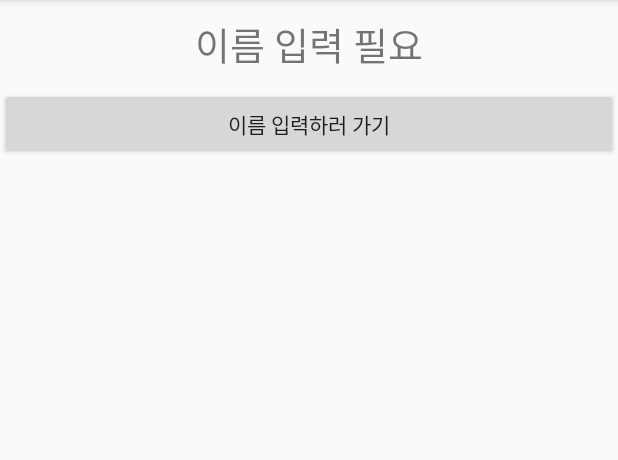
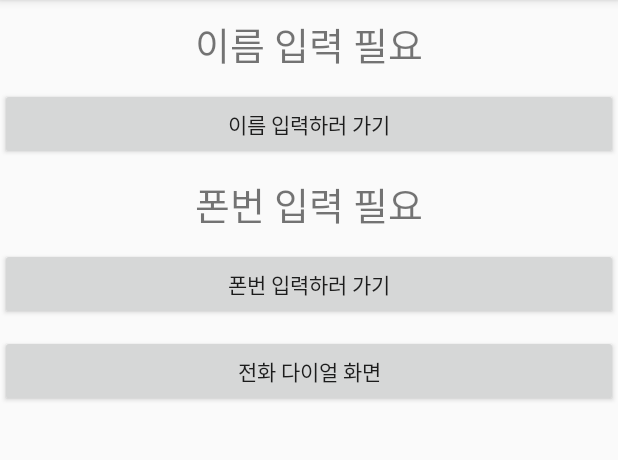
Before and after one commit to mikemskim/20191104_01_Intent, an Android app: the screen it shows after launch (MainActivity), on a phone screen of 412 x 824 dp, the part 84-544 px from its top. Run offline under Robolectric (Android 15) with nearby library versions, the phone set to English and light mode, and no system bars.

Commit message:
전화 다이얼 호출 예제

```diff
--- a/app/src/main/AndroidManifest.xml
+++ b/app/src/main/AndroidManifest.xml
@@ -9,7 +9,8 @@
         android:roundIcon="@mipmap/ic_launcher_round"
         android:supportsRtl="true"
         android:theme="@style/AppTheme">
-        <activity android:name=".EditUserInfoActivity"></activity>
+        <activity android:name=".EditPhoneActivity"></activity>
+        <activity android:name=".EditUserInfoActivity" />
         <activity android:name=".MainActivity">
             <intent-filter>
                 <action android:name="android.intent.action.MAIN" />
--- a/app/src/main/res/layout/activity_main.xml
+++ b/app/src/main/res/layout/activity_main.xml
@@ -10,10 +10,12 @@
     <LinearLayout
         android:layout_width="match_parent"
         android:layout_height="wrap_content"
+        android:orientation="vertical"
         android:padding="10dp"
         android:gravity="center">
 
         <TextView
+            android:id="@+id/nameText"
             android:layout_width="wrap_content"
             android:layout_height="wrap_content"
             android:textSize="25sp"
@@ -27,4 +29,34 @@
         android:layout_height="wrap_content"
         android:text="이름 입력하러 가기"/>
 
+    <LinearLayout
+        android:layout_width="match_parent"
+        android:layout_height="wrap_content"
+        android:orientation="vertical"
+        android:padding="10dp"
+        android:gravity="center">
+
+        <TextView
+            android:id="@+id/phoneText"
+            android:layout_width="wrap_content"
+            android:layout_height="wrap_content"
+            android:textSize="25sp"
+            android:text="폰번 입력 필요"/>
+
+
+    </LinearLayout>
+
+    <Button
+        android:id="@+id/phoneInputBtn"
+        android:layout_width="match_parent"
+        android:layout_height="wrap_content"
+        android:text="폰번 입력하러 가기"/>
+
+    <Button
+        android:id="@+id/phoneDialBtn"
+        android:layout_width="match_parent"
+        android:layout_height="wrap_content"
+        android:layout_marginTop="10dp"
+        android:text="전화 다이얼 화면"/>
+
 </LinearLayout>
```
Also changed, not shown: app/src/main/java/com/tj/a20191104_01_intent/EditPhoneActivity.kt (added, +27 -0 lines), app/src/main/java/com/tj/a20191104_01_intent/MainActivity.kt (+49 -1 lines), app/src/main/res/layout/activity_edit_phone.xml (added, +48 -0 lines).
